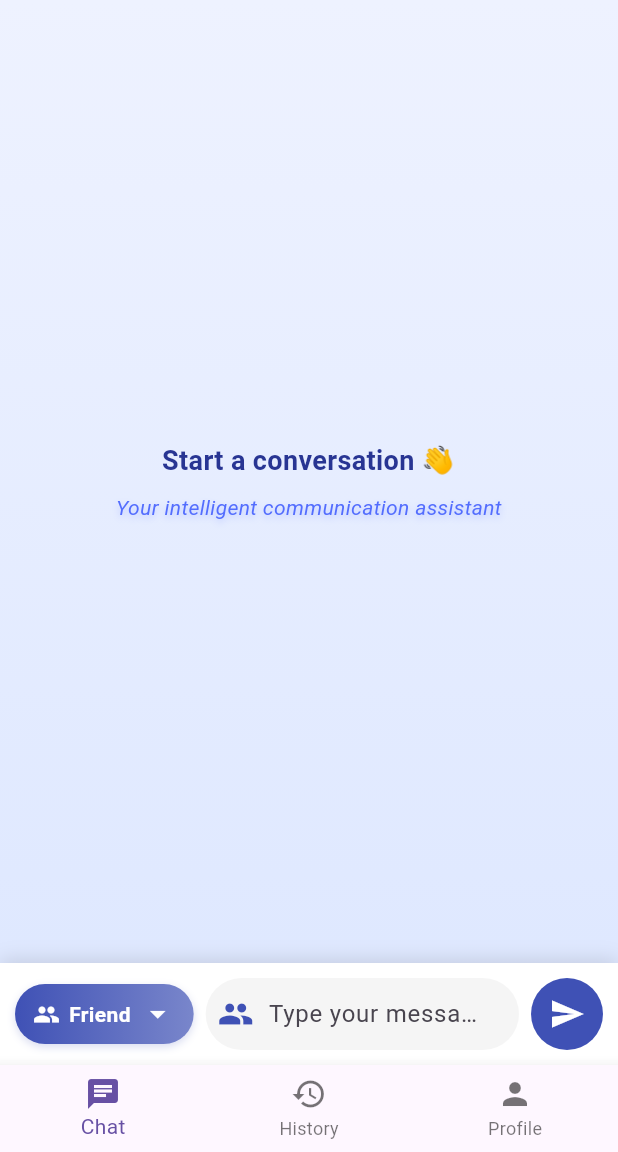
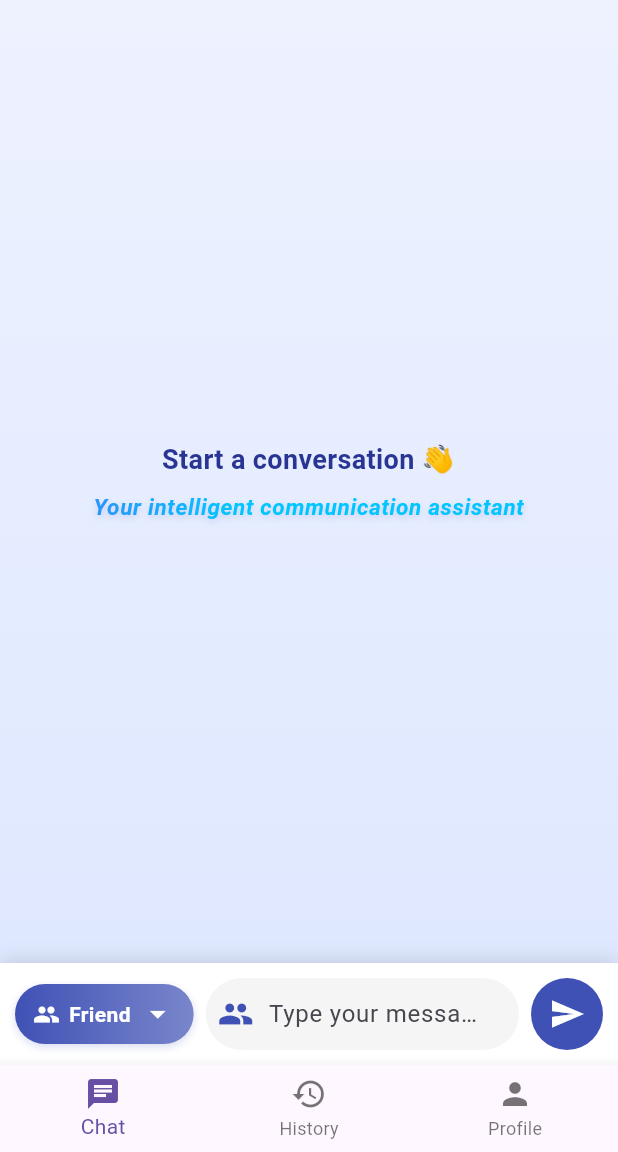
Before and after one commit to aizaziqbal11-wq/smart-talk-ai, a Flutter app: the screen it shows after launch, on a phone screen of 412 x 824 dp, the part 84-1236 px from its top. Run offline on Flutter 3.47's test engine with Material 3 defaults, Android fonts, the phone set to English and light mode, and no system bars.

Commit message:
subtitle font style

```diff
--- a/lib/screens/chat_screen.dart
+++ b/lib/screens/chat_screen.dart
@@ -158,13 +158,23 @@ class _ChatScreenState extends State<ChatScreen> {
                             "Your intelligent communication assistant",
                             textAlign: TextAlign.center,
                             style: TextStyle(
-                              fontSize: 14,
-                              color: Colors.indigoAccent,
+                              fontFamily: 'Roboto',
+                              fontSize: 15,
+                              fontWeight: FontWeight.w600,
                               fontStyle: FontStyle.italic,
-                              letterSpacing: 0.2,
+                              letterSpacing: 0.4,
+                              foreground: Paint()
+                                ..shader = LinearGradient(
+                                  colors: [
+                                    Color(0xFF5B5CF7),
+                                    Color(0xFF00C6FF),
+                                  ],
+                                  begin: Alignment.topLeft,
+                                  end: Alignment.bottomRight,
+                                ).createShader(Rect.fromLTWH(0, 0, 200, 24)),
                               shadows: [
                                 Shadow(
-                                  color: Colors.indigoAccent.withOpacity(0.3),
+                                  color: Colors.indigo.withOpacity(0.2),
                                   blurRadius: 6,
                                   offset: Offset(0, 2),
                                 ),
```
